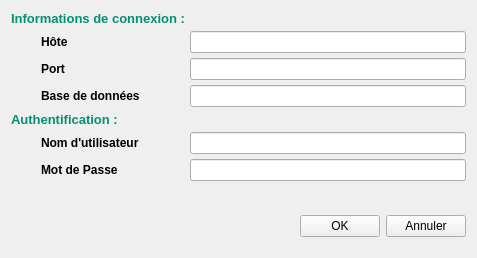
The window that ui/connect.ui (PnX-SI/GeoNature-GIS) describes before a commit, drawn with Qt 5.
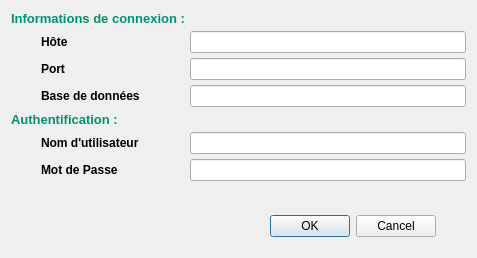
The same window after the commit. Custom widgets are drawn as their Qt base class.

```diff
--- a/ui/connect.ui
+++ b/ui/connect.ui
@@ -1,7 +1,7 @@
 <?xml version="1.0" encoding="UTF-8"?>
 <ui version="4.0">
  <class>Form</class>
- <widget class="QWidget" name="Form">
+ <widget class="QDialog" name="Form">
   <property name="geometry">
    <rect>
     <x>0</x>
@@ -182,16 +182,12 @@
       </spacer>
      </item>
      <item>
-      <widget class="QPushButton" name="pb_ok">
-       <property name="text">
-        <string>OK</string>
+      <widget class="QDialogButtonBox" name="btnBox">
+       <property name="standardButtons">
+        <set>QDialogButtonBox::Cancel|QDialogButtonBox::Ok</set>
        </property>
-      </widget>
-     </item>
-     <item>
-      <widget class="QPushButton" name="pb_annuler">
-       <property name="text">
-        <string>Annuler</string>
+       <property name="centerButtons">
+        <bool>true</bool>
        </property>
       </widget>
      </item>
```
Left out of the diff: 6 changed lines with no effect on the pictures.
